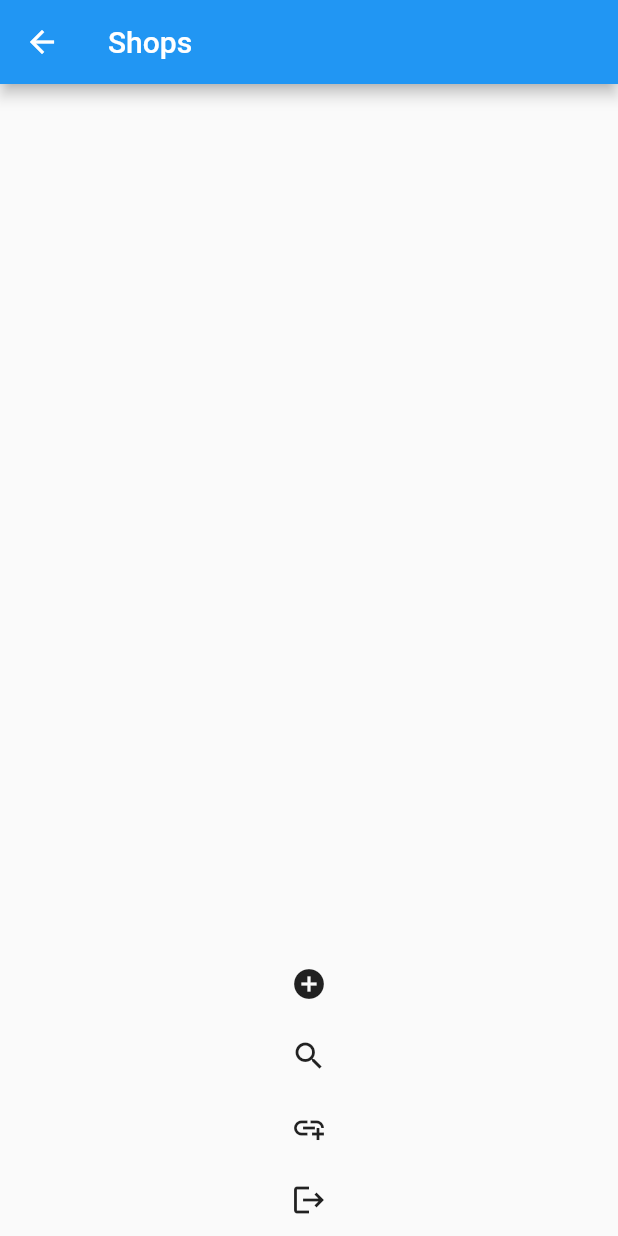
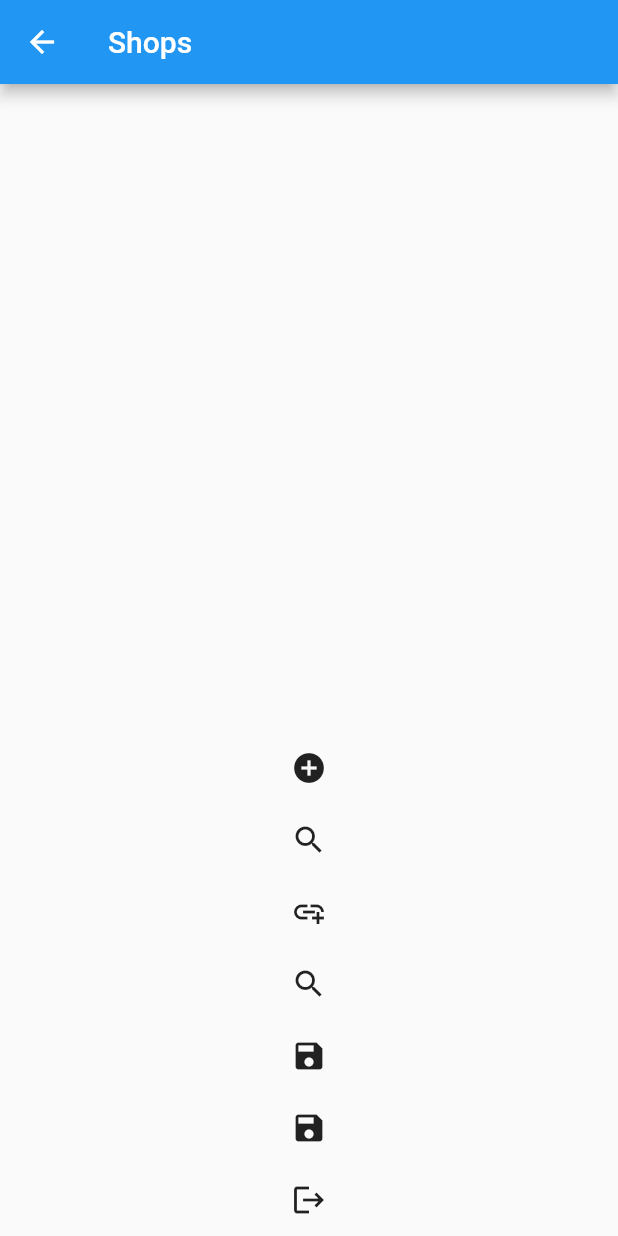
Before and after one commit to ofortic/nukak, a Flutter app: the ShopsView screen opened directly, on a phone screen of 412 x 824 dp. Run offline on Flutter 3.47's test engine with Material 2 defaults, Android fonts, the phone set to English and light mode, and no system bars; our stand-ins replace cloud_firestore, firebase_auth, firebase_core; accounts and stored records are empty.

Commit message:
62%
ahi vamos

```diff
--- a/nukak_maku/lib/main.dart
+++ b/nukak_maku/lib/main.dart
@@ -9,6 +9,9 @@ import 'package:nukak_maku/views/messages_view.dart';
 import 'package:nukak_maku/views/product_view.dart';
 import 'package:nukak_maku/views/products_view.dart';
 import 'package:nukak_maku/views/request_view.dart';
+import 'package:nukak_maku/views/requests_view.dart';
+import 'package:nukak_maku/views/reports_view.dart';
+import 'package:nukak_maku/views/favourites_view.dart';
 import 'package:nukak_maku/views/shop_view.dart';
 import 'package:nukak_maku/views/sign_in.dart';
 import 'package:nukak_maku/views/sign_up.dart';
@@ -70,6 +73,9 @@ class MyApp extends StatelessWidget {
             '/create_product': (_) => CreateProductView(),
             '/create_shop': (_) => CreateShopView(),
             '/chats': (_) => ChatsView(),
+            '/favourites': (_) => FavouritesView(),
+            '/reports': (_) => ReportsView(),
+            '/requests': (_) => RequestsView(),
             '/messages': (_) => MessagesView(),
             '/request': (_) => CreateRequestView(),
             '/sign_up': (_) => SignUpView(),
--- a/nukak_maku/lib/views/shop_view.dart
+++ b/nukak_maku/lib/views/shop_view.dart
@@ -40,6 +40,18 @@ class ShopsView extends StatelessWidget {
                   onPressed: () => Navigator.of(context).pushNamed('/request'),
                 ),
                 IconButton(
+                  icon: Icon(Icons.search),
+                  onPressed: () => Navigator.of(context).pushNamed('/favourites'),
+                ),
+                IconButton(
+                  icon: Icon(Icons.save),
+                  onPressed: () => Navigator.of(context).pushNamed('/requests'),
+                ),
+                IconButton(
+                  icon: Icon(Icons.save),
+                  onPressed: () => Navigator.of(context).pushNamed('/reports'),
+                ),
+                IconButton(
                   icon: Icon(Icons.logout),
                   onPressed: () =>
                       context.read<AuthenticationService>().signOut(),
```
